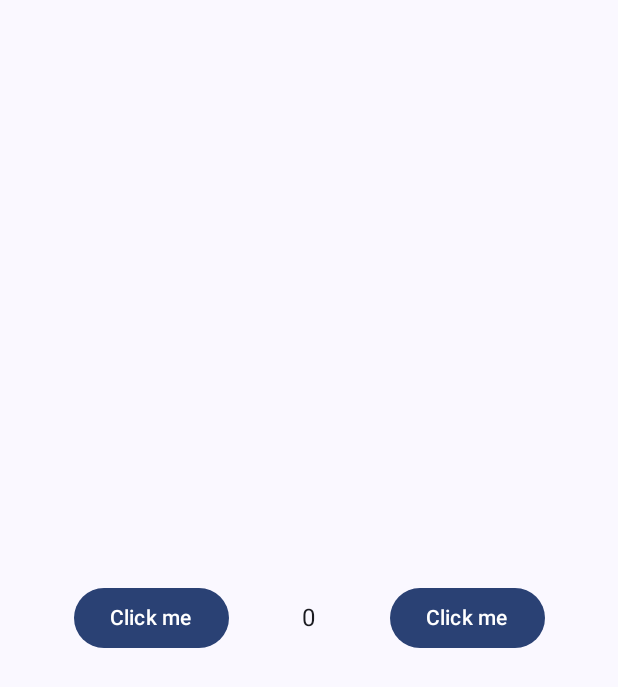
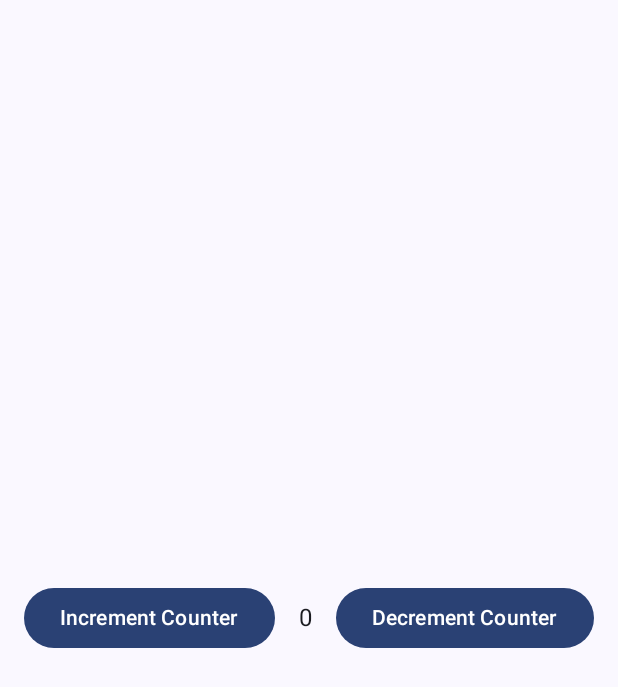
Before and after one commit to Saikrishna41/JetpackComposeBasics, an Android app built with Jetpack Compose: the screen it shows after launch (MainActivity), on a phone screen of 412 x 824 dp. Shown: the top 687 px of the screen. Run offline under Robolectric (Android 15) with nearby library versions, the phone set to English and light mode, and no system bars.

Commit message:
increment and decrement lambdas

```diff
--- a/app/src/main/java/com/techfortyone/jetpackcomposecodetutor/MainActivity.kt
+++ b/app/src/main/java/com/techfortyone/jetpackcomposecodetutor/MainActivity.kt
@@ -37,6 +37,13 @@ class MainActivity : ComponentActivity() {
 
 @Composable
 fun MainScreen() {
+    var count = 0
+    var incrementCounter = {
+        count++
+    }
+    var decrementCounter = {
+        count--
+    }
     Column(
         modifier = Modifier.fillMaxSize(),
         verticalArrangement = Arrangement.Center,
@@ -47,14 +54,14 @@ fun MainScreen() {
             horizontalArrangement = Arrangement.SpaceEvenly,
             verticalAlignment = Alignment.CenterVertically
         ) {
-            Button(onClick = { /*TODO*/ }) {
-                Text(text = "Click me")
+            Button(onClick = { incrementCounter.invoke()}) {
+                Text(text = "Increment Counter")
             }
 
-            Text(text = "0")
+            Text(text = "${count.toString()}")
 
-            Button(onClick = { /*TODO*/ }) {
-                Text(text = "Click me")
+            Button(onClick = { decrementCounter.invoke() }) {
+                Text(text = "Decrement Counter")
             }
         }
     }
```
